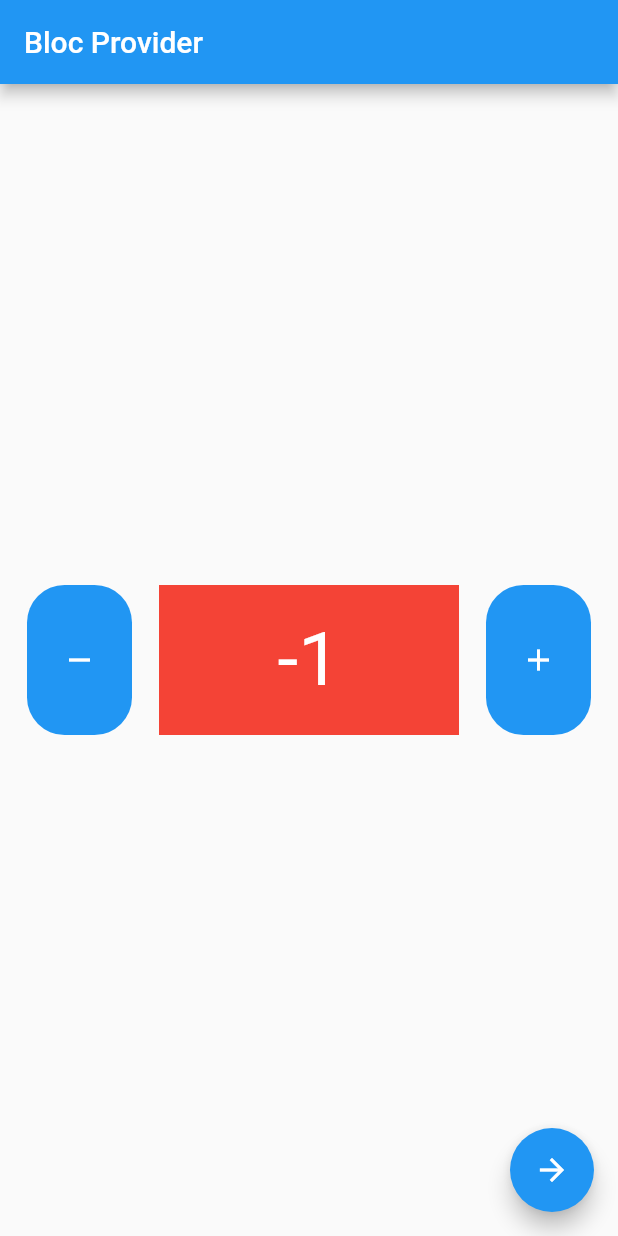
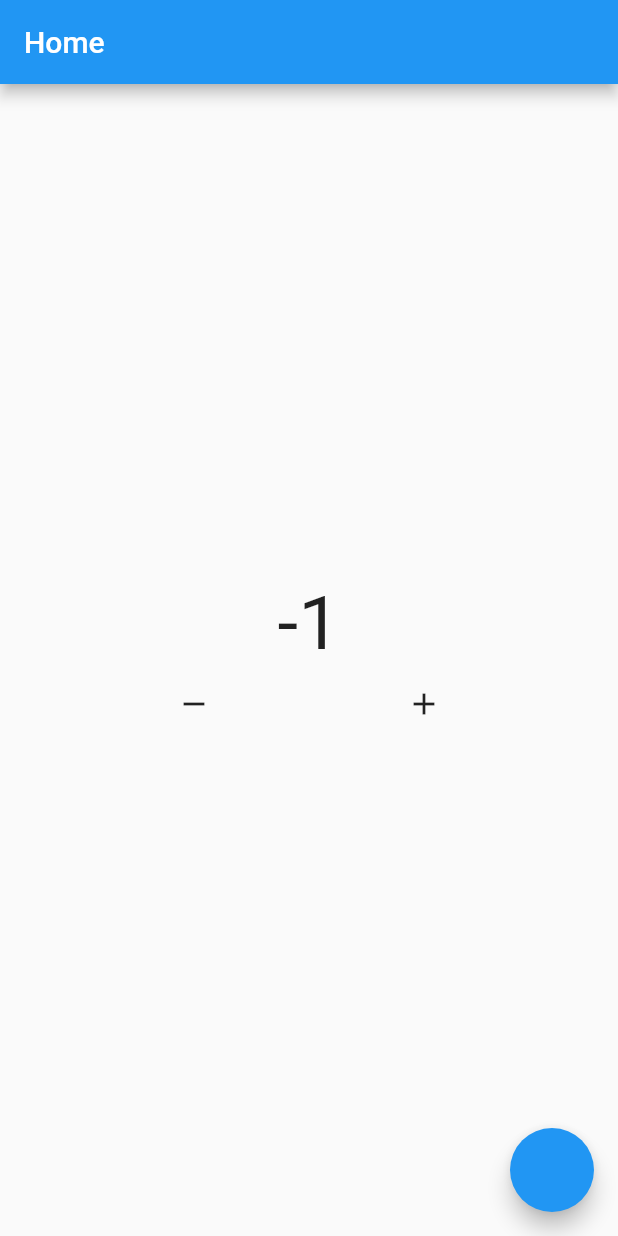
Before and after one commit to hnslmp/learn-bloc, a Flutter app: the screen it shows after launch, after a tap on the "remove" icon, on a phone screen of 412 x 824 dp. Run offline on Flutter 3.47's test engine with Material 2 defaults, Android fonts, the phone set to English and light mode, and no system bars; our stand-ins replace bloc, flutter_bloc.

Commit message:
Learn multi bloc provider

```diff
--- a/lib/bloc/counter.dart
+++ b/lib/bloc/counter.dart
@@ -1,22 +1,8 @@
 import 'package:bloc/bloc.dart';
 
-class Counter extends Cubit<int> {
-  Counter({this.init = 0}) : super(init);
+class CounterBloc extends Cubit<int> {
+  CounterBloc() : super(0);
 
-  int init;
-
-  void increment() => emit(state + 1);
-  void decrement() => emit(state - 1);
-
-  @override
-  void onChange(Change<int> change) {
-    super.onChange(change);
-    print(change);
-  }
-
-  @override
-  void onError(Object error, StackTrace stackTrace) {
-    super.onError(error, stackTrace);
-    print(error);
-  }
+  void add() => emit(state + 1);
+  void remove() => emit(state - 1);
 }
--- /dev/null
+++ b/lib/bloc/theme.dart
@@ -0,0 +1,7 @@
+import 'package:bloc/bloc.dart';
+
+class ThemeBloc extends Cubit<bool> {
+  ThemeBloc() : super(true);
+
+  void changeTheme() => emit(!state);
+}
--- a/lib/main.dart
+++ b/lib/main.dart
@@ -1,46 +1,47 @@
+import 'dart:developer';
+
 import 'package:flutter/material.dart';
+import 'package:learn_bloc/bloc/counter.dart';
+import 'package:learn_bloc/bloc/theme.dart';
+import 'package:learn_bloc/pages/app.dart';
+import 'package:learn_bloc/pages/home.dart';
 import 'package:flutter_bloc/flutter_bloc.dart';
-import 'package:learn_bloc/bloc/counter.dart';
-import 'package:learn_bloc/routes.dart';
-import 'package:learn_bloc/view/other.dart';
-import 'view/home.dart';
 
-void main() {
+void main(List<String> args) {
   runApp(MyApp());
 }
 
 class MyApp extends StatelessWidget {
   MyApp({super.key});
 
-  final Counter blocCounter = Counter();
-
-  final router = AppRouter();
+  final ThemeBloc themeBloc = ThemeBloc();
 
   @override
   Widget build(BuildContext context) {
-    return BlocProvider(
-      create: (context) => Counter(),
-      child: MaterialApp(
-        onGenerateRoute: router.onRoute,
+    return MultiBlocProvider(providers: [
+      BlocProvider(
+        create: (context) => CounterBloc(),
       ),
-    );
+      BlocProvider(
+        create: (context) => ThemeBloc(),
+      )
+    ], child: App());
 
-    // MaterialApp(
-    // Alternative way to do routing
-    //   initialRoute: "/",
-    //   routes: {
-    //     "/": (context) => BlocProvider.value(
-    //           value: blocCounter,
+    // Ide awal nya begini tapi kurang rapih, bisa pake multi bloc provider
+    // return BlocProvider(
+    //   create: (context) => themeBloc,
+    //   child: BlocBuilder<ThemeBloc, bool>(
+    //     bloc: themeBloc,
+    //     builder: (context, state) {
+    //       return MaterialApp(
+    //         theme: state == true ? ThemeData.light() : ThemeData.dark(),
+    //         home: BlocProvider(
+    //           create: (context) => CounterBloc(),
     //           child: HomePage(),
     //         ),
-    //     "/other": (context) => BlocProvider.value(
-    //           value: blocCounter,
-    //           child: OtherPage(),
-    //         ),
-    //   },
-
-    // Another way to do it
-    // onGenerateRoute: router.onRoute,
+    //       );
+    //     },
+    //   ),
     // );
   }
 }
--- /dev/null
+++ b/lib/pages/app.dart
@@ -0,0 +1,20 @@
+import 'package:flutter/material.dart';
+import 'package:flutter_bloc/flutter_bloc.dart';
+import 'package:learn_bloc/bloc/theme.dart';
+import 'package:learn_bloc/pages/home.dart';
+
+class App extends StatelessWidget {
+  const App({super.key});
+
+  @override
+  Widget build(BuildContext context) {
+    return BlocBuilder<ThemeBloc, bool>(
+      builder: (context, state) {
+        return MaterialApp(
+          theme: state == true ? ThemeData.light() : ThemeData.dark(),
+          home: HomePage(),
+        );
+      },
+    );
+  }
+}
--- /dev/null
+++ b/lib/pages/home.dart
@@ -0,0 +1,59 @@
+import 'dart:developer';
+
+import 'package:flutter/material.dart';
+import 'package:flutter_bloc/flutter_bloc.dart';
+import 'package:learn_bloc/bloc/counter.dart';
+import 'package:learn_bloc/bloc/theme.dart';
+
+class HomePage extends StatelessWidget {
+  const HomePage({super.key});
+
+  @override
+  Widget build(BuildContext context) {
+    CounterBloc blocCounter = context.read<CounterBloc>();
+    ThemeBloc blocTheme = context.read<ThemeBloc>();
+
+    return Scaffold(
+      appBar: AppBar(
+        title: const Text("Home"),
+      ),
+      floatingActionButton: FloatingActionButton(
+        onPressed: () {
+          blocTheme.changeTheme();
+        },
+      ),
+      body: Center(
+          child: Column(
+        mainAxisSize: MainAxisSize.min,
+        children: [
+          BlocBuilder<CounterBloc, int>(
+            bloc: blocCounter,
+            builder: (context, state) {
+              return Text(
+                "$state",
+                style: TextStyle(fontSize: 50),
+              );
+            },
+          ),
+          Row(
+            mainAxisAlignment: MainAxisAlignment.spaceEvenly,
+            children: [
+              IconButton(
+                onPressed: () {
+                  blocCounter.remove();
+                },
+                icon: Icon(Icons.remove),
+              ),
+              IconButton(
+                onPressed: () {
+                  blocCounter.add();
+                },
+                icon: Icon(Icons.add),
+              )
+            ],
+          )
+        ],
+      )),
+    );
+  }
+}
--- a/lib/routes.dart
+++ /dev/null
@@ -1,37 +0,0 @@
-import 'package:flutter/material.dart';
-import 'package:flutter_bloc/flutter_bloc.dart';
-import 'package:learn_bloc/bloc/counter.dart';
-import 'package:learn_bloc/view/home.dart';
-import 'package:learn_bloc/view/not_found.dart';
-
-class AppRouter {
-  final Counter blocCounter = Counter();
-
-  Route onRoute(RouteSettings settings) {
-    switch (settings.name) {
-      case "/":
-        return MaterialPageRoute(
-          builder: (context) => BlocProvider.value(
-            value: blocCounter,
-            child: HomePage(),
-          ),
-        );
-
-      case "/other":
-        return MaterialPageRoute(
-          builder: (context) => BlocProvider.value(
-            value: blocCounter,
-            child: HomePage(),
-          ),
-        );
-
-      default:
-        return MaterialPageRoute(
-          builder: (context) => BlocProvider.value(
-            value: blocCounter,
-            child: NotFoundPage(),
-          ),
-        );
-    }
-  }
-}
--- a/lib/view/data_widget.dart
+++ /dev/null
@@ -1,32 +0,0 @@
-import 'package:flutter/material.dart';
-import 'package:flutter_bloc/flutter_bloc.dart';
-import 'package:learn_bloc/bloc/counter.dart';
-
-class DataWidget extends StatelessWidget {
-  const DataWidget({
-    super.key,
-  });
-
-  @override
-  Widget build(BuildContext context) {
-    return Container(
-      height: 100,
-      width: 200,
-      color: Colors.red,
-      child: Center(
-        child: BlocBuilder(
-          bloc: BlocProvider.of<Counter>(context),
-          builder: (context, state) {
-            return Text(
-              "${state}",
-              style: const TextStyle(
-                fontSize: 50,
-                color: Colors.white,
-              ),
-            );
-          },
-        ),
-      ),
-    );
-  }
-}
--- a/lib/view/home.dart
+++ /dev/null
@@ -1,76 +0,0 @@
-import 'package:flutter/material.dart';
-import 'package:flutter_bloc/flutter_bloc.dart';
-import 'package:learn_bloc/bloc/counter.dart';
-import 'package:learn_bloc/view/data_widget.dart';
-import 'package:learn_bloc/view/other.dart';
-
-class HomePage extends StatelessWidget {
-  HomePage({super.key});
-
-  @override
-  Widget build(BuildContext context) {
-    Counter blocCounter = context.read<Counter>();
-
-    return Scaffold(
-      appBar: AppBar(title: const Text("Bloc Provider")),
-      floatingActionButton: FloatingActionButton(
-        onPressed: () {
-          Navigator.of(context).push(
-            MaterialPageRoute(
-              builder: (context) => BlocProvider.value(
-                value: blocCounter,
-                child: OtherPage(),
-              ),
-            ),
-          );
-        },
-        child: Icon(Icons.arrow_forward),
-      ),
-      body: Column(
-        mainAxisAlignment: MainAxisAlignment.center,
-        children: [
-          Row(
-            mainAxisAlignment: MainAxisAlignment.spaceEvenly,
-            children: [
-              Material(
-                color: Colors.blue,
-                borderRadius: BorderRadius.circular(25),
-                child: InkWell(
-                  onTap: () {
-                    BlocProvider.of<Counter>(context).decrement();
-                  },
-                  child: const SizedBox(
-                    height: 100,
-                    width: 70,
-                    child: const Icon(
-                      Icons.remove,
-                      color: Colors.white,
-                    ),
-                  ),
-                ),
-              ),
-              DataWidget(),
-              Material(
-                color: Colors.blue,
-                borderRadius: BorderRadius.circular(25),
-                child: InkWell(
-                  onTap: () {
-                    BlocProvider.of<Counter>(context).increment();
-                  },
-                  child: const SizedBox(
-                    height: 100,
-                    width: 70,
-                    child: const Icon(
-                      Icons.add,
-                      color: Colors.white,
-                    ),
-                  ),
-                ),
-              ),
-            ],
-          ),
-        ],
-      ),
-    );
-  }
-}
--- a/lib/view/not_found.dart
+++ /dev/null
@@ -1,14 +0,0 @@
-import 'package:flutter/material.dart';
-
-class NotFoundPage extends StatelessWidget {
-  const NotFoundPage({super.key});
-
-  @override
-  Widget build(BuildContext context) {
-    return Scaffold(
-      body: Center(
-        child: Text("Not Found"),
-      ),
-    );
-  }
-}
--- a/lib/view/other.dart
+++ /dev/null
@@ -1,27 +0,0 @@
-import 'package:flutter/material.dart';
-import 'package:flutter_bloc/flutter_bloc.dart';
-import 'package:learn_bloc/bloc/counter.dart';
-
-class OtherPage extends StatelessWidget {
-  const OtherPage({super.key});
-
-  @override
-  Widget build(BuildContext context) {
-    Counter counter = context.read<Counter>();
-
-    return Scaffold(
-      appBar: AppBar(title: Text("Other Page")),
-      body: Center(
-        child: BlocBuilder<Counter, int>(
-          bloc: counter,
-          builder: (context, state) {
-            return Text(
-              "$state",
-              style: TextStyle(fontSize: 50),
-            );
-          },
-        ),
-      ),
-    );
-  }
-}
```
Also changed, not shown: 1 other file.
